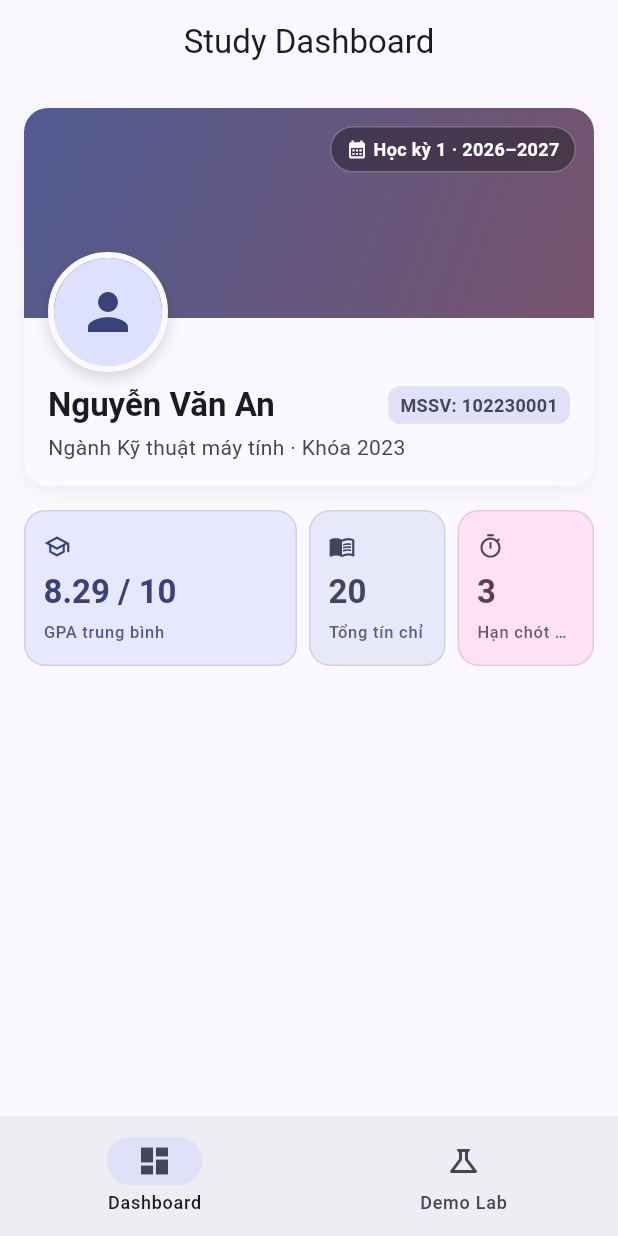
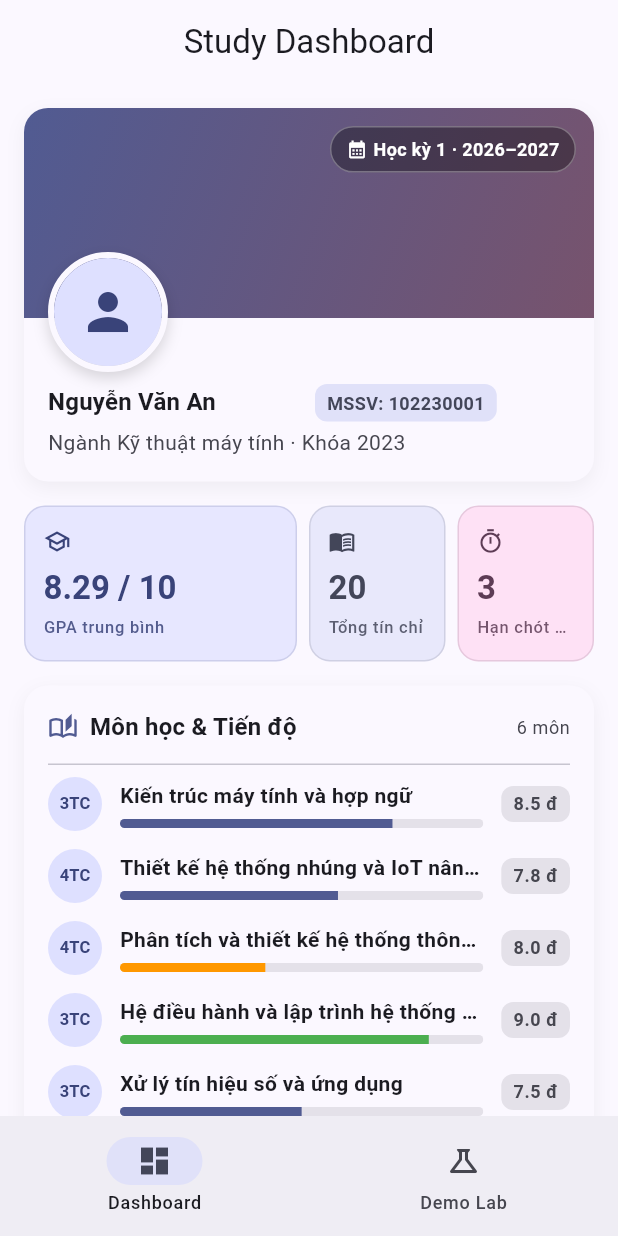
Before and after one commit to cityengin/study-dashboard, a Flutter app: the screen it shows after launch, on a phone screen of 412 x 824 dp. Run offline on Flutter 3.47's test engine with Material 3 defaults, Android fonts, the phone set to English and light mode, and no system bars.

Commit message:
feat(dashboard): danh sách và bố cục responsive

```diff
--- a/lib/screens/dashboard/dashboard_screen.dart
+++ b/lib/screens/dashboard/dashboard_screen.dart
@@ -1,7 +1,6 @@
 import 'package:flutter/material.dart';
 import '../../data/mock_data.dart';
-import 'widgets/profile_banner.dart';
-import 'widgets/stats_row.dart';
+import 'widgets/dashboard_body.dart';
 
 class DashboardScreen extends StatelessWidget {
   const DashboardScreen({super.key});
@@ -13,21 +12,9 @@ class DashboardScreen extends StatelessWidget {
         title: const Text('Study Dashboard'),
         centerTitle: true,
       ),
-      // [SingleChildScrollView] Cho phép cuộn trang dashboard linh hoạt tránh lỗi overflow chiều dọc
-      body: SingleChildScrollView(
-        padding: const EdgeInsets.all(16),
-        child: Column(
-          crossAxisAlignment: CrossAxisAlignment.stretch,
-          children: [
-            const ProfileBanner(),
-            const SizedBox(height: 16),
-            // [Row + Expanded] Hàng thẻ thống kê phân bổ theo tỷ lệ 2:1:1
-            const StatsRow(
-              courses: mockCourses,
-              deadlines: mockDeadlines,
-            ),
-          ],
-        ),
+      body: const DashboardBody(
+        courses: mockCourses,
+        deadlines: mockDeadlines,
       ),
     );
   }
--- /dev/null
+++ b/lib/screens/dashboard/widgets/course_list.dart
@@ -0,0 +1,142 @@
+import 'package:flutter/material.dart';
+import '../../../models/study_models.dart';
+
+class CourseList extends StatelessWidget {
+  final List<Course> courses;
+
+  const CourseList({
+    super.key,
+    required this.courses,
+  });
+
+  @override
+  Widget build(BuildContext context) {
+    final theme = Theme.of(context);
+
+    return Container(
+      padding: const EdgeInsets.all(16),
+      decoration: BoxDecoration(
+        color: theme.colorScheme.surface,
+        borderRadius: BorderRadius.circular(16),
+        boxShadow: [
+          BoxShadow(
+            color: Colors.black.withValues(alpha: 0.05),
+            blurRadius: 10,
+            offset: const Offset(0, 4),
+          ),
+        ],
+      ),
+      child: Column(
+        crossAxisAlignment: CrossAxisAlignment.start,
+        children: [
+          // Tiêu đề danh sách môn học bọc Expanded tránh tràn hàng ngang
+          Row(
+            children: [
+              Icon(Icons.auto_stories_outlined, color: theme.colorScheme.primary, size: 20),
+              const SizedBox(width: 8),
+              Expanded(
+                child: Text(
+                  'Môn học & Tiến độ',
+                  maxLines: 1,
+                  overflow: TextOverflow.ellipsis,
+                  style: theme.textTheme.titleMedium?.copyWith(
+                    fontWeight: FontWeight.bold,
+                  ),
+                ),
+              ),
+              const SizedBox(width: 8),
+              Text(
+                '${courses.length} môn',
+                style: theme.textTheme.bodySmall?.copyWith(
+                  color: theme.colorScheme.onSurfaceVariant,
+                ),
+              ),
+            ],
+          ),
+          const SizedBox(height: 12),
+          const Divider(height: 1),
+          const SizedBox(height: 8),
+
+          for (int i = 0; i < courses.length; i++) ...[
+            if (i > 0) const SizedBox(height: 12),
+            _buildCourseItem(context, courses[i]),
+          ],
+        ],
+      ),
+    );
+  }
+
+  Widget _buildCourseItem(BuildContext context, Course course) {
+    final theme = Theme.of(context);
+
+    // [Row + Expanded] Xử lý bố cục thẻ môn học: tên môn dài được co giãn và ellipsis, thanh tiến độ kéo giãn theo không gian còn lại
+    return Row(
+      children: [
+        // Avatar hiển thị số tín chỉ
+        CircleAvatar(
+          radius: 18,
+          backgroundColor: theme.colorScheme.primaryContainer,
+          child: Text(
+            '${course.credits}TC',
+            style: TextStyle(
+              fontSize: 11,
+              fontWeight: FontWeight.bold,
+              color: theme.colorScheme.onPrimaryContainer,
+            ),
+          ),
+        ),
+        const SizedBox(width: 12),
+
+        // [Column trong Expanded] Tên môn xử lý maxLines 1 + ellipsis, thanh tiến độ kéo giãn tự do
+        Expanded(
+          child: Column(
+            crossAxisAlignment: CrossAxisAlignment.start,
+            children: [
+              Text(
+                course.name,
+                maxLines: 1,
+                overflow: TextOverflow.ellipsis,
+                style: theme.textTheme.bodyMedium?.copyWith(
+                  fontWeight: FontWeight.w600,
+                ),
+              ),
+              const SizedBox(height: 6),
+              ClipRRect(
+                borderRadius: BorderRadius.circular(4),
+                child: LinearProgressIndicator(
+                  value: course.progress,
+                  minHeight: 6,
+                  backgroundColor: theme.colorScheme.surfaceContainerHighest,
+                  valueColor: AlwaysStoppedAnimation<Color>(
+                    course.progress >= 0.8
+                        ? Colors.green
+                        : course.progress >= 0.5
+                            ? theme.colorScheme.primary
+                            : Colors.orange,
+                  ),
+                ),
+              ),
+            ],
+          ),
+        ),
+        const SizedBox(width: 12),
+
+        // Cột hiển thị điểm học phần
+        Container(
+          padding: const EdgeInsets.symmetric(horizontal: 8, vertical: 4),
+          decoration: BoxDecoration(
+            color: theme.colorScheme.surfaceContainerHighest,
+            borderRadius: BorderRadius.circular(8),
+          ),
+          child: Text(
+            '${course.score.toStringAsFixed(1)} đ',
+            style: theme.textTheme.bodySmall?.copyWith(
+              fontWeight: FontWeight.bold,
+              color: theme.colorScheme.onSurfaceVariant,
+            ),
+          ),
+        ),
+      ],
+    );
+  }
+}
--- /dev/null
+++ b/lib/screens/dashboard/widgets/dashboard_body.dart
@@ -0,0 +1,71 @@
+import 'package:flutter/material.dart';
+import '../../../models/study_models.dart';
+import 'course_list.dart';
+import 'deadline_list.dart';
+import 'profile_banner.dart';
+import 'stats_row.dart';
+
+class DashboardBody extends StatelessWidget {
+  final List<Course> courses;
+  final List<Deadline> deadlines;
+
+  const DashboardBody({
+    super.key,
+    required this.courses,
+    required this.deadlines,
+  });
+
+  @override
+  Widget build(BuildContext context) {
+    // [LayoutBuilder] CHỈ dùng constraints.maxWidth từ LayoutBuilder để điều hướng bố cục responsive, KHÔNG dùng MediaQuery.size
+    return LayoutBuilder(
+      builder: (BuildContext context, BoxConstraints constraints) {
+        final isWideScreen = constraints.maxWidth >= 600;
+
+        // [SingleChildScrollView] Cho phép cuộn trang linh hoạt tránh lỗi tràn không gian chiều dọc
+        return SingleChildScrollView(
+          padding: const EdgeInsets.all(16),
+          child: Column(
+            crossAxisAlignment: CrossAxisAlignment.stretch,
+            children: [
+              // Banner thông tin sinh viên chiếm toàn bộ chiều rộng
+              const ProfileBanner(),
+              const SizedBox(height: 16),
+
+              // Hàng thẻ thống kê chiếm toàn bộ chiều rộng
+              StatsRow(
+                courses: courses,
+                deadlines: deadlines,
+              ),
+              const SizedBox(height: 16),
+
+              // Bố cục phân nhánh theo độ rộng màn hình (ngưỡng 600)
+              if (!isWideScreen) ...[
+                // Dưới 600: Xếp dọc 1 cột (Môn học rồi đến Hạn chót)
+                CourseList(courses: courses),
+                const SizedBox(height: 16),
+                DeadlineList(deadlines: deadlines),
+              ] else ...[
+                // [Row + Expanded] Từ 600 trở lên: Phân chia 2 cột với tỷ lệ flex 3 (Môn học) và flex 2 (Hạn chót)
+                Row(
+                  crossAxisAlignment: CrossAxisAlignment.start,
+                  children: [
+                    Expanded(
+                      flex: 3,
+                      child: CourseList(courses: courses),
+                    ),
+                    const SizedBox(width: 16),
+                    Expanded(
+                      flex: 2,
+                      child: DeadlineList(deadlines: deadlines),
+                    ),
+                  ],
+                ),
+              ],
+            ],
+          ),
+        );
+      },
+    );
+  }
+}
--- a/lib/screens/dashboard/widgets/profile_banner.dart
+++ b/lib/screens/dashboard/widgets/profile_banner.dart
@@ -136,7 +136,7 @@ class ProfileBanner extends StatelessWidget {
                     Expanded(
                       child: Text(
                         studentName,
-                        style: theme.textTheme.titleLarge?.copyWith(
+                        style: theme.textTheme.titleMedium?.copyWith(
                           fontWeight: FontWeight.bold,
                         ),
                         maxLines: 1,
@@ -144,7 +144,8 @@ class ProfileBanner extends StatelessWidget {
                       ),
                     ),
                     const SizedBox(width: 8),
-                    Container(
+                    Flexible(
+                      child: Container(
                         padding: const EdgeInsets.symmetric(horizontal: 8, vertical: 4),
                         decoration: BoxDecoration(
                           color: theme.colorScheme.secondaryContainer,
@@ -152,10 +153,13 @@ class ProfileBanner extends StatelessWidget {
                         ),
                         child: Text(
                           studentId,
+                          maxLines: 1,
+                          overflow: TextOverflow.ellipsis,
                           style: TextStyle(
                             fontSize: 12,
                             fontWeight: FontWeight.w600,
                             color: theme.colorScheme.onSecondaryContainer,
+                          ),
                         ),
                       ),
                     ),
```
Also changed, not shown: lib/screens/dashboard/widgets/deadline_list.dart (added, +125 -0 lines), 1 other file. Lines whose indentation alone changed are shown as unchanged.
